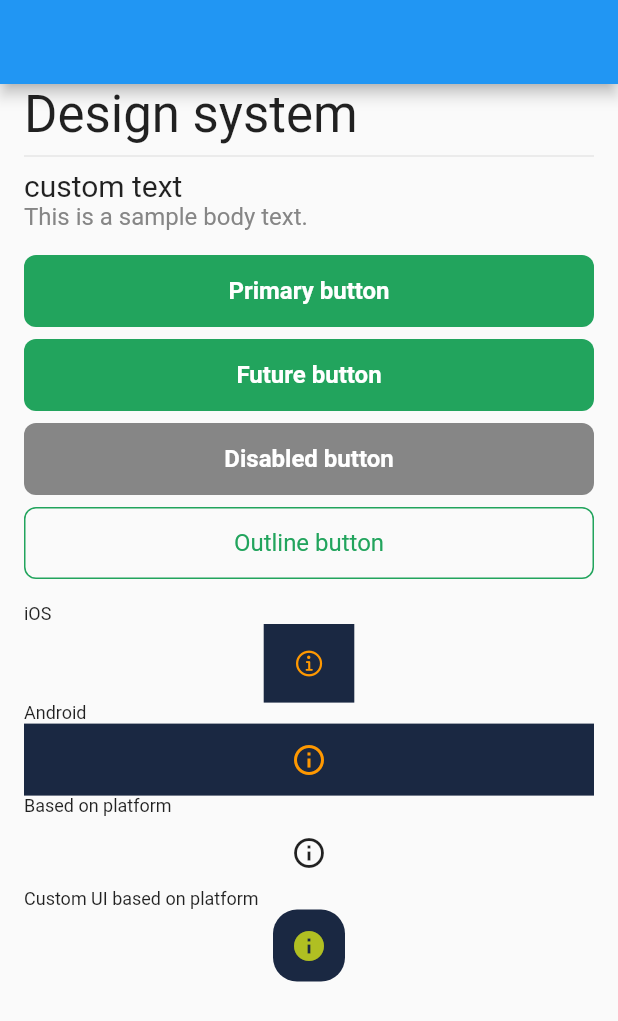
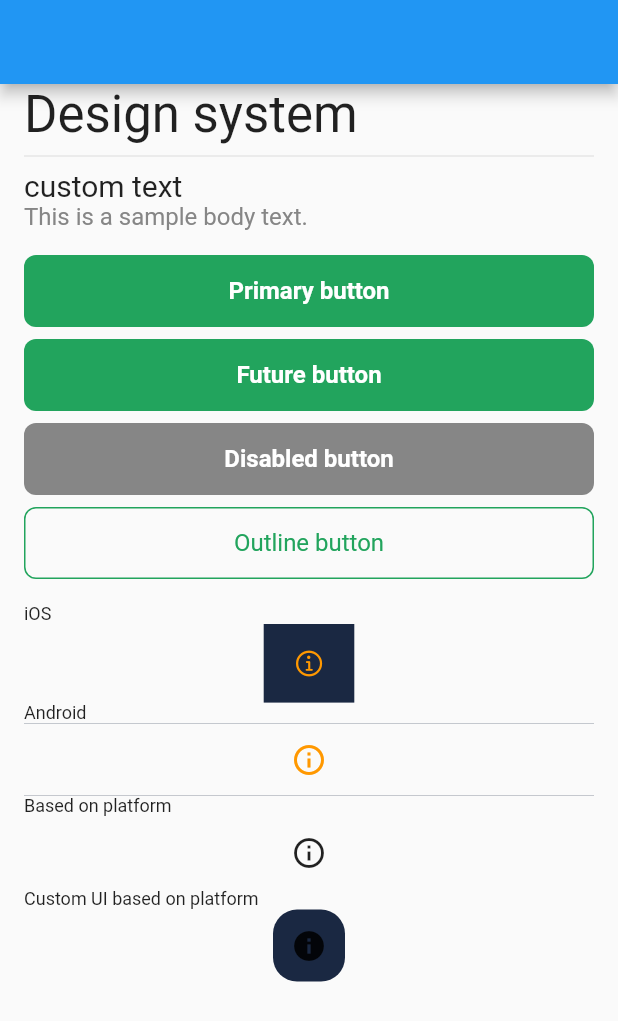
Before and after one commit to VincenziSimoneAnt/custom_ui, a Flutter app: the screen it shows after launch, on a phone screen of 412 x 824 dp. Shown: the top 1021 px of the screen. Run offline on Flutter 3.47's test engine with Material 2 defaults, Android fonts, the phone set to English and light mode, and no system bars; drawn by our look-alikes of flutter_platform_widgets; our stand-ins replace figma_squircle.

Commit message:
Change custom_icon_button rendering on iOS Fix IconButton rendering issue on iOS

```diff
--- a/custom_app/lib/views/example_view.dart
+++ b/custom_app/lib/views/example_view.dart
@@ -104,10 +104,12 @@ class _ExampleViewState extends State<ExampleView> {
             CustomText.caption('Android'),
             Container(
               color: const Color(0xFF1A2842),
-              child: IconButton(
-                color: Colors.orange,
-                onPressed: () => log('info pressed'),
-                icon: const Icon(Icons.info_outline),
+              child: Material(
+                child: IconButton(
+                  color: Colors.orange,
+                  onPressed: () => log('info pressed'),
+                  icon: const Icon(Icons.info_outline),
+                ),
               ),
             ),
             CustomText.caption('Based on platform'),
@@ -120,10 +122,10 @@ class _ExampleViewState extends State<ExampleView> {
             ),
             CustomText.caption('Custom UI based on platform'),
             const CustomIconButton(
-              materialIcon: Icon(Icons.info_outline),
-              materialActiveIcon: Icon(Icons.info),
-              cupertinoIcon: Icon(CupertinoIcons.info_circle),
-              cupertinoActiveIcon: Icon(CupertinoIcons.info_circle_fill),
+              materialIcon: Icons.info_outline,
+              materialActiveIcon: Icons.info,
+              cupertinoIcon: CupertinoIcons.info_circle,
+              cupertinoActiveIcon: CupertinoIcons.info_circle_fill,
             ),
           ],
         ),
--- a/lib/src/widgets/molecules/custom_icon_button.dart
+++ b/lib/src/widgets/molecules/custom_icon_button.dart
@@ -11,12 +11,12 @@ const defaultBackgroundColor = Colors.transparent;
 const activeBackgroundColor = Color(0xFF1A2842);
 
 class CustomIconButton extends StatelessWidget {
-  final Widget? icon;
-  final Widget? activeIcon;
-  final Widget? materialIcon;
-  final Widget? materialActiveIcon;
-  final Widget? cupertinoIcon;
-  final Widget? cupertinoActiveIcon;
+  final IconData? icon;
+  final IconData? activeIcon;
+  final IconData? materialIcon;
+  final IconData? materialActiveIcon;
+  final IconData? cupertinoIcon;
+  final IconData? cupertinoActiveIcon;
   final bool isActive;
   const CustomIconButton({
     Key? key,
@@ -45,20 +45,28 @@ class CustomIconButton extends StatelessWidget {
         ),
         child: PlatformIconButton(
           onPressed: () => log('CustomUI info pressed'),
-          color: isActive ? activeIconColor : defaultIconColor,
-          icon: isActive ? activeIcon : icon,
+          icon: isActive ? Icon(activeIcon) : Icon(icon),
           materialIcon: icon == null
               ? isActive
-                  ? materialActiveIcon
-                  : materialIcon
+                  ? Icon(materialActiveIcon)
+                  : Icon(materialIcon)
               : null,
           cupertinoIcon: icon == null
               ? isActive
-                  ? cupertinoActiveIcon
-                  : cupertinoIcon
+                  ? Icon(
+                      cupertinoActiveIcon,
+                      color: activeIconColor,
+                    )
+                  : Icon(
+                      cupertinoIcon,
+                      color: defaultIconColor,
+                    )
               : null,
-          material: (_, __) => MaterialIconButtonData(),
-          cupertino: (_, __) => CupertinoIconButtonData(),
+          material: (_, __) => MaterialIconButtonData(
+            color: isActive ? activeIconColor : defaultIconColor,
+          ),
+          cupertino: (_, __) =>
+              CupertinoIconButtonData(), // color on Cupertino will change the backgroundColor
         ),
       ),
     );
```
